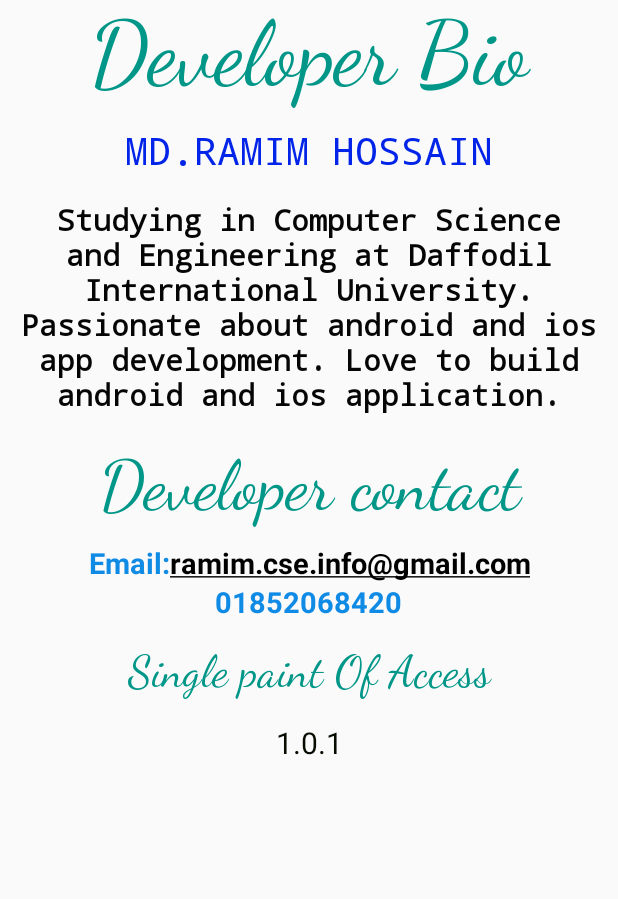
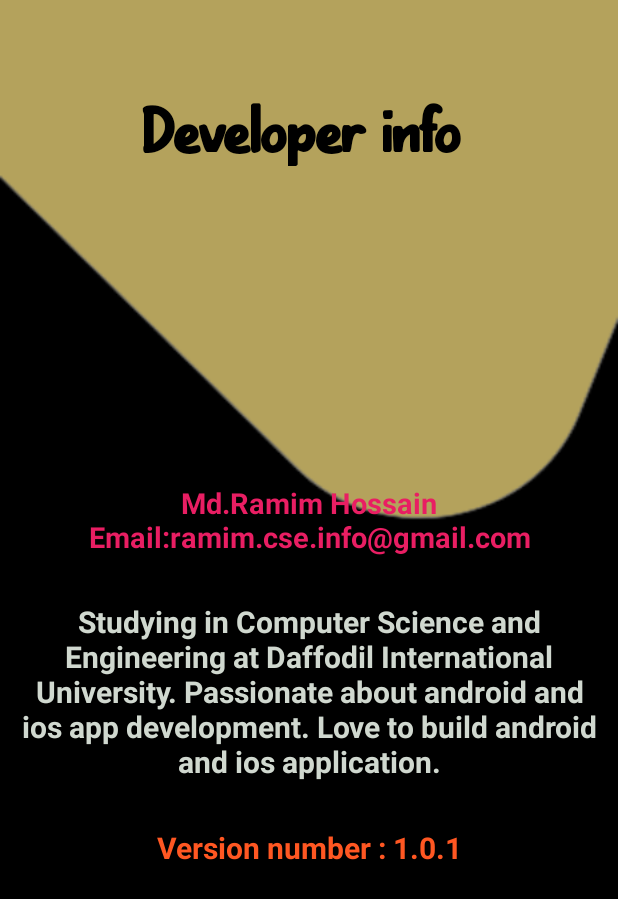
Before and after one commit to ramimhossain12/School-Management-System-Apps, an Android app: the layout activity_about.xml on its own in the app's theme, with its tools: preview values and no code run, on a phone screen of 412 x 824 dp. Shown: the top 899 px of the screen. Run offline under Robolectric (Android 15) with nearby library versions, the phone set to English and light mode, and no system bars.

Commit message:
about activity add

```diff
--- a/app/src/main/java/com/example/schoolinformationsystem/AboutActivity.java
+++ /dev/null
@@ -1,40 +0,0 @@
-package com.example.schoolinformationsystem;
-
-import androidx.appcompat.app.AppCompatActivity;
-
-import android.os.Bundle;
-import android.view.animation.Animation;
-import android.view.animation.AnimationUtils;
-import android.widget.TextView;
-
-public class AboutActivity extends AppCompatActivity {
-
-    private static  int timeout =4000;
-    TextView textView1,textView2,textView3,textView4,textView5,textView6,textView7,textView8;
-
-    @Override
-    protected void onCreate(Bundle savedInstanceState) {
-        super.onCreate(savedInstanceState);
-        setContentView(R.layout.activity_about);
-
-
-        textView1 = findViewById(R.id.text1ID);
-        textView2 = findViewById(R.id.text2ID);
-        textView3 = findViewById(R.id.text3ID);
-        textView4 = findViewById(R.id.text4ID);
-        textView5 = findViewById(R.id.text5ID);
-        textView6 = findViewById(R.id.text6ID);
-        textView7 = findViewById(R.id.text17ID);
-        textView8 = findViewById(R.id.text8ID);
-
-        Animation animation = AnimationUtils.loadAnimation(AboutActivity.this,R.anim.myanimation);
-        textView1.startAnimation(animation);
-        textView2.startAnimation(animation);
-        textView3.startAnimation(animation);
-        textView4.startAnimation(animation);
-        textView5.startAnimation(animation);
-        textView6.startAnimation(animation);
-        textView7.startAnimation(animation);
-        textView8.startAnimation(animation);
-    }
-    }
--- /dev/null
+++ b/app/src/main/java/com/example/schoolinformationsystem/AboutActivity.kt
@@ -0,0 +1,26 @@
+package com.example.schoolinformationsystem
+
+import android.os.Bundle
+import android.view.animation.AnimationUtils
+import android.widget.TextView
+import androidx.appcompat.app.AppCompatActivity
+
+class AboutActivity : AppCompatActivity() {
+
+    override fun onCreate(savedInstanceState: Bundle?) {
+        super.onCreate(savedInstanceState)
+        setContentView(R.layout.activity_about)
+
+        val actionBar = supportActionBar
+        actionBar!!.title = "About Us"
+        actionBar.setDisplayHomeAsUpEnabled(true)
+
+
+    }
+
+
+    override fun onSupportNavigateUp(): Boolean {
+        finish()
+        return true
+    }
+}
--- a/app/src/main/res/layout/activity_about.xml
+++ b/app/src/main/res/layout/activity_about.xml
@@ -1,131 +1,70 @@
 <?xml version="1.0" encoding="utf-8"?>
-<ScrollView xmlns:android="http://schemas.android.com/apk/res/android"
+<LinearLayout xmlns:android="http://schemas.android.com/apk/res/android"
     xmlns:app="http://schemas.android.com/apk/res-auto"
     xmlns:tools="http://schemas.android.com/tools"
     android:layout_width="match_parent"
     android:layout_height="match_parent"
-
+     android:background="@drawable/go"
+    android:orientation="vertical"
+    android:padding="10dp"
     tools:context=".AboutActivity">
 
-
-
-
-
-    <LinearLayout
-        android:layout_width="match_parent"
-        android:orientation="vertical"
-        android:layout_height="wrap_content">
-
-
-
-        <TextView
-            android:layout_width="match_parent"
-            android:layout_height="wrap_content"
-            android:text="Developer Bio"
-            android:gravity="center"
-            android:textColor="#009688"
-            android:fontFamily="cursive"
-            android:id="@+id/text1ID"
-            android:layout_marginBottom="10dp"
-            android:textSize="60dp"/>
-
-
-
-        <TextView
-            android:layout_width="match_parent"
-            android:layout_height="wrap_content"
-            android:fontFamily="monospace"
-            android:text="MD.RAMIM HOSSAIN"
-            android:textColor="#0124E8"
-            android:gravity="center"
-            android:id="@+id/text2ID"
-            android:textSize="25dp"/>
-
-
-        <TextView
-            android:layout_marginTop="15dp"
-
-            android:layout_width="wrap_content"
-            android:gravity="center"
-            android:layout_height="wrap_content"
-            android:textSize="20sp"
-            android:textStyle="bold"
-            android:fontFamily="monospace"
-            android:id="@+id/text3ID"
-
-            android:layout_marginBottom="20dp"
-            android:textColor="#050505"
-            android:text="@string/about1"/>
-
-
-
-        <TextView
-            android:layout_width="match_parent"
-            android:layout_height="wrap_content"
-            android:text="Developer contact"
-            android:gravity="center"
-            android:textColor="#009688"
-            android:id="@+id/text4ID"
-            android:fontFamily="cursive"
-            android:layout_marginBottom="10dp"
-            android:textSize="45dp"/>
 
 
     <TextView
 
         android:layout_width="wrap_content"
+        android:layout_height="wrap_content"
+        android:layout_gravity="center"
+        android:layout_marginTop="50dp"
+        android:layout_marginBottom="50dp"
+        android:fontFamily="@font/ff"
         android:gravity="center"
-            android:layout_height="wrap_content"
-            android:textSize="19sp"
-            android:textStyle="bold"
-            android:id="@+id/text5ID"
-            android:layout_gravity="center"
-            android:textColor="#0f8ae5"
-            android:autoLink="email"
-            android:text="@string/about2" />
+        android:text="Developer info "
+        android:textColor="#000000"
+        android:textSize="40sp"
+        android:textStyle="bold" />
 
     <TextView
 
+        android:id="@+id/textID"
         android:layout_width="wrap_content"
+        android:layout_height="wrap_content"
+        android:layout_gravity="center"
+        android:layout_marginTop="160dp"
         android:gravity="center"
+        android:text="@string/about_o"
+        android:textColor="#E91E63"
+        android:textSize="19sp"
+        android:textStyle="bold" />
+
+    <TextView
+        android:id="@+id/textViewID"
+
+        android:layout_width="wrap_content"
         android:layout_height="wrap_content"
-            android:textSize="19sp"
-            android:textStyle="bold"
-            android:id="@+id/text6ID"
+        android:layout_marginTop="30dp"
+
+        android:gravity="center"
+        android:text="@string/about1"
+        android:textColor="#D0D8CF"
+        android:textSize="20sp"
+        android:textStyle="bold" />
+
+    <TextView
+
+
+        android:layout_width="wrap_content"
+        android:layout_height="wrap_content"
+        android:layout_marginTop="30dp"
+
+        android:gravity="center"
+        android:text="Version number : 1.0.1"
         android:layout_gravity="center"
-            android:textColor="#0f8ae5"
-            android:autoLink="phone"
-            android:text="@string/about3" />
+        android:textColor="#FF5722"
+        android:textSize="20sp"
+        android:textStyle="bold" />
 
 
 
-        <TextView
-            android:layout_width="match_parent"
-            android:layout_height="wrap_content"
-            android:textColor="#009688"
-            android:text="Single paint Of Access"
-            android:layout_gravity="center"
-            android:gravity="center"
-            android:fontFamily="cursive"
-            android:id="@+id/text17ID"
-            android:textSize="30dp"
-            android:layout_marginTop="15dp"/>
-
-
-        <TextView
-            android:layout_width="match_parent"
-            android:layout_height="wrap_content"
-            android:textColor="#070C00"
-            android:text="1.0.1"
-            android:layout_gravity="center"
-            android:gravity="center"
-            android:textSize="20dp"
-            android:id="@+id/text8ID"
-            android:layout_marginTop="15dp"/>
-
 </LinearLayout>
-
-
-
-
-</ScrollView>
--- a/app/src/main/res/values/strings.xml
+++ b/app/src/main/res/values/strings.xml
@@ -10,7 +10,7 @@
 
 
     <string name="about1">Studying in Computer Science and Engineering at Daffodil International University. Passionate about android  and ios app development. Love to build android and ios application.</string>
-
+    <string name="about_o">Md.Ramim Hossain\nEmail:ramim.cse.info@gmail.com</string>
     <string name="about2">Email:ramim.cse.info@gmail.com</string>
     <string name="about3">01852068420</string>
 
```
Also changed, not shown: app/src/main/res/drawable-v24/go.png (added). Lines whose indentation alone changed are shown as unchanged.
